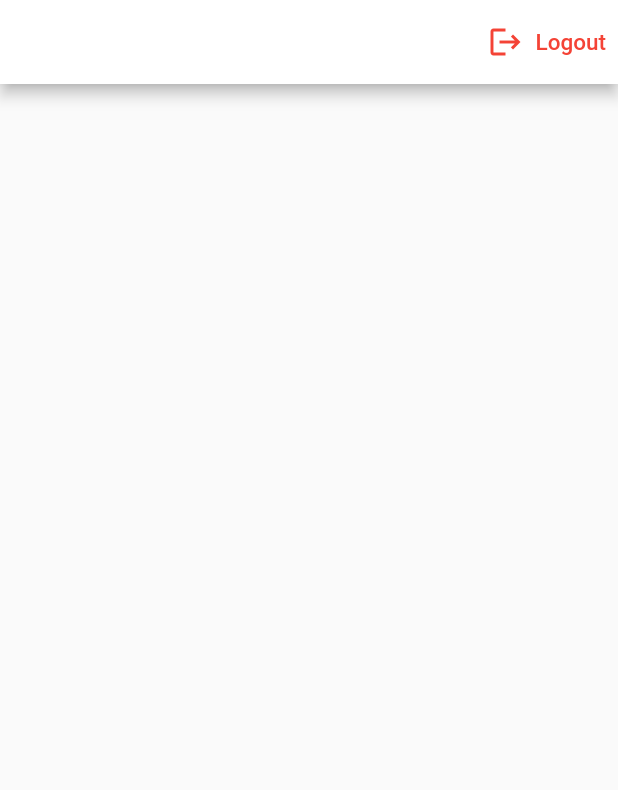
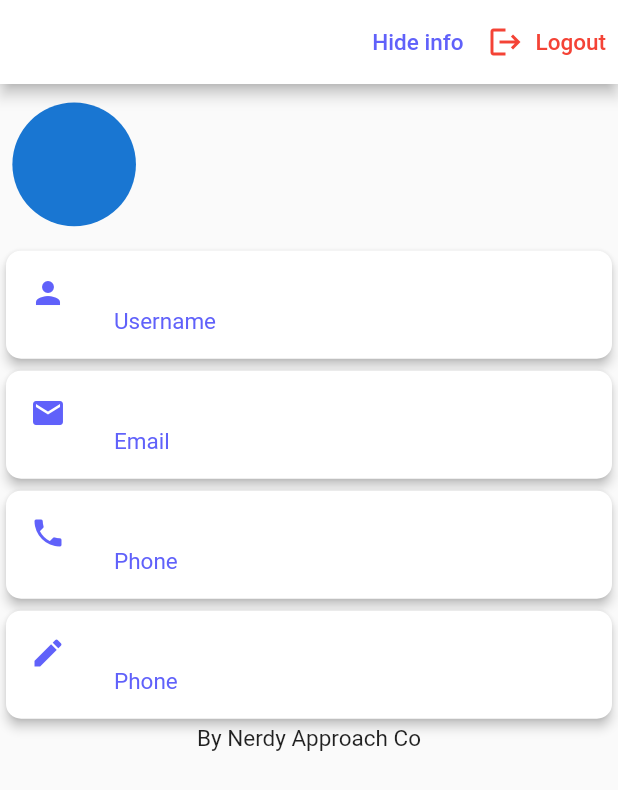
Before and after one commit to RonnyK36/finder, a Flutter app: the ProfilePage screen opened directly, on a phone screen of 412 x 824 dp. Shown: the top 790 px of the screen. Run offline on Flutter 3.47's test engine with Material 2 defaults, Android fonts, the phone set to English and light mode, and no system bars; our stand-ins replace carousel_slider, cloud_firestore, firebase_auth, firebase_core, get, google_fonts; accounts and stored records are empty; Roboto replaces fonts that are missing (Ubuntu); project files that could hold a hidden picture were left out.

Commit message:
Profile page flesh out

```diff
--- a/lib/main.dart
+++ b/lib/main.dart
@@ -1,6 +1,7 @@
 import 'package:finder/views/screens/bottom_navigation.dart';
 import 'package:finder/views/screens/landing_page.dart';
 import 'package:finder/views/screens/login_ui_screen.dart';
+import 'package:finder/views/screens/root.dart';
 import 'package:finder/widgets/controller_bindings.dart';
 import 'package:firebase_core/firebase_core.dart';
 import 'package:flutter/material.dart';
@@ -25,7 +26,7 @@ class MyApp extends StatelessWidget {
         primaryColor: Color(0xff0d47a1),
         accentColor: Color(0xff6061fa),
       ),
-      home: LoginPage(),
+      home: Root(),
     );
   }
 }
--- a/lib/views/screens/home_screen.dart
+++ b/lib/views/screens/home_screen.dart
@@ -21,6 +21,7 @@ class _HomeScreenState extends State<HomeScreen> {
 
     return Scaffold(
       appBar: AppBar(
+        centerTitle: true,
         title: Text(
           _authController.userProfile!.displayName.toString(),
           style: kUbuntu15.copyWith(fontSize: 25),
--- a/lib/views/screens/profile_page.dart
+++ b/lib/views/screens/profile_page.dart
@@ -12,6 +12,8 @@ class ProfilePage extends StatefulWidget {
 }
 
 class _ProfilePageState extends State<ProfilePage> {
+  bool showInfo = false;
+
   final _authController = Get.find<AuthController>();
   @override
   Widget build(BuildContext context) {
@@ -19,6 +21,17 @@ class _ProfilePageState extends State<ProfilePage> {
       appBar: AppBar(
         backgroundColor: Colors.white,
         actions: [
+          TextButton(
+            onPressed: () {
+              setState(() {
+                showInfo = !showInfo;
+              });
+            },
+            child: Text(
+              showInfo ? 'Show info' : 'Hide info',
+              style: kUbuntu15.copyWith(color: kAccentColor),
+            ),
+          ),
           TextButton.icon(
             onPressed: () => _authController.signOut(),
             icon: Icon(Icons.logout, color: Colors.red),
@@ -31,7 +44,20 @@ class _ProfilePageState extends State<ProfilePage> {
       ),
       body: Center(
         child: Column(
-          mainAxisAlignment: MainAxisAlignment.center,
+          children: [
+            // Text('Your Account', style: kUbuntu15.copyWith(fontSize: 30)),
+            Column(
+              children: [
+                Padding(
+                  padding: EdgeInsets.symmetric(
+                      vertical: Config.screenHeight! * 0.015,
+                      horizontal: Config.screenWidth! * 0.02),
+                  child: Row(
+                    children: [
+                      CircleAvatar(maxRadius: Config.screenWidth! * 0.1),
+                      SizedBox(width: Config.screenWidth! * 0.25),
+                      Column(
+                        mainAxisAlignment: MainAxisAlignment.start,
                         children: [
                           Text(
                             _authController.userProfile!.displayName.toString(),
@@ -39,11 +65,82 @@ class _ProfilePageState extends State<ProfilePage> {
                           ),
                           Text(
                             _authController.userProfile!.email.toString(),
-              style: kUbuntu15.copyWith(fontSize: 15),
+                            style: kUbuntu15,
                           ),
+                        ],
+                      ),
+                    ],
+                  ),
+                ),
+              ],
+            ),
+            showInfo
+                ? Container()
+                : Column(
+                    crossAxisAlignment: CrossAxisAlignment.center,
+                    mainAxisAlignment: MainAxisAlignment.center,
+                    children: [
+                      ProfileCard(
+                        title:
+                            _authController.userProfile!.displayName.toString(),
+                        subtitle: 'Username',
+                        iconData: Icons.person,
+                      ),
+                      ProfileCard(
+                        title: _authController.userProfile!.email.toString(),
+                        subtitle: 'Email',
+                        iconData: Icons.email,
+                      ),
+                      ProfileCard(
+                        title:
+                            _authController.userProfile!.phoneNumber.toString(),
+                        subtitle: 'Phone',
+                        iconData: Icons.phone,
+                      ),
+                      ProfileCard(
+                        title: _authController.userMode.toString(),
+                        subtitle: 'Phone',
+                        iconData: Icons.mode,
+                      ),
+                    ],
+                  ),
+            Text('By Nerdy Approach Co', style: kUbuntu15),
           ],
         ),
       ),
     );
   }
 }
+
+class ProfileCard extends StatelessWidget {
+  const ProfileCard(
+      {required this.iconData, required this.title, required this.subtitle});
+  final String title;
+  final String subtitle;
+  final IconData iconData;
+
+  @override
+  Widget build(
+    BuildContext context,
+  ) {
+    return Card(
+      elevation: 3,
+      shape: RoundedRectangleBorder(borderRadius: BorderRadius.circular(10)),
+      child: ListTile(
+        leading: Icon(
+          iconData,
+          color: kAccentColor,
+        ),
+        title: Text(
+          title,
+          style: kUbuntu15.copyWith(fontSize: 25, color: kPrimaryColor),
+        ),
+        selectedTileColor: Colors.amber,
+        subtitle: Text(
+          subtitle,
+          style: kUbuntu15.copyWith(color: kAccentColor),
+        ),
+      ),
+    );
+  }
+}
```
Also changed, not shown: lib/controllers/auth_controllers.dart (+12 -1 lines), lib/views/screens/login_ui_screen.dart (+22 -22 lines). Lines whose indentation alone changed are shown as unchanged.
